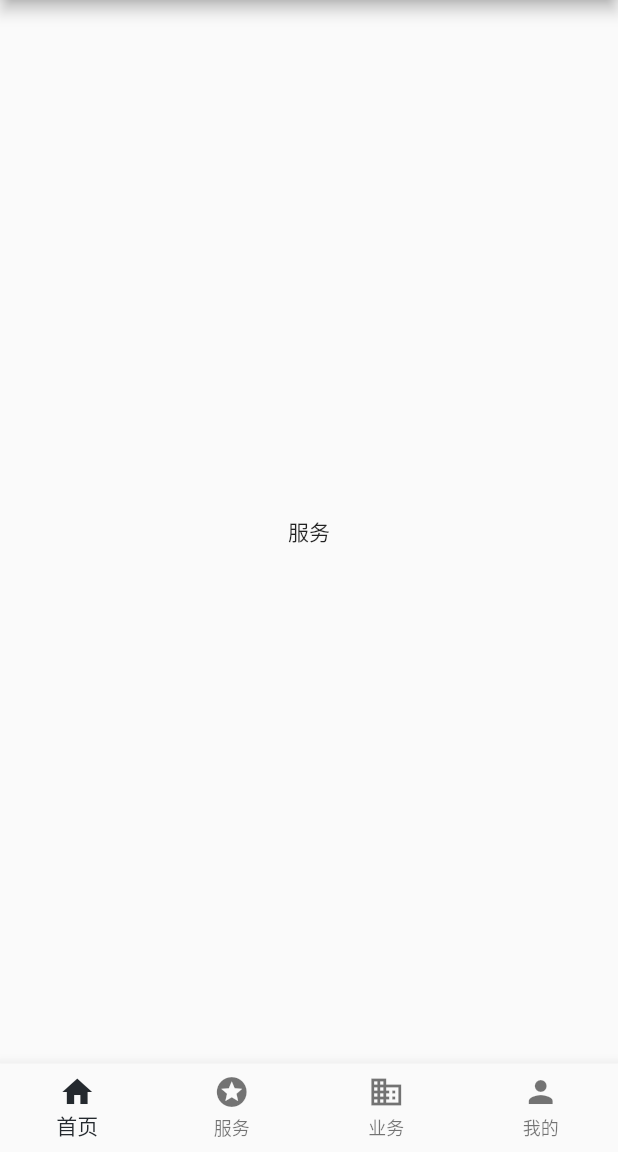
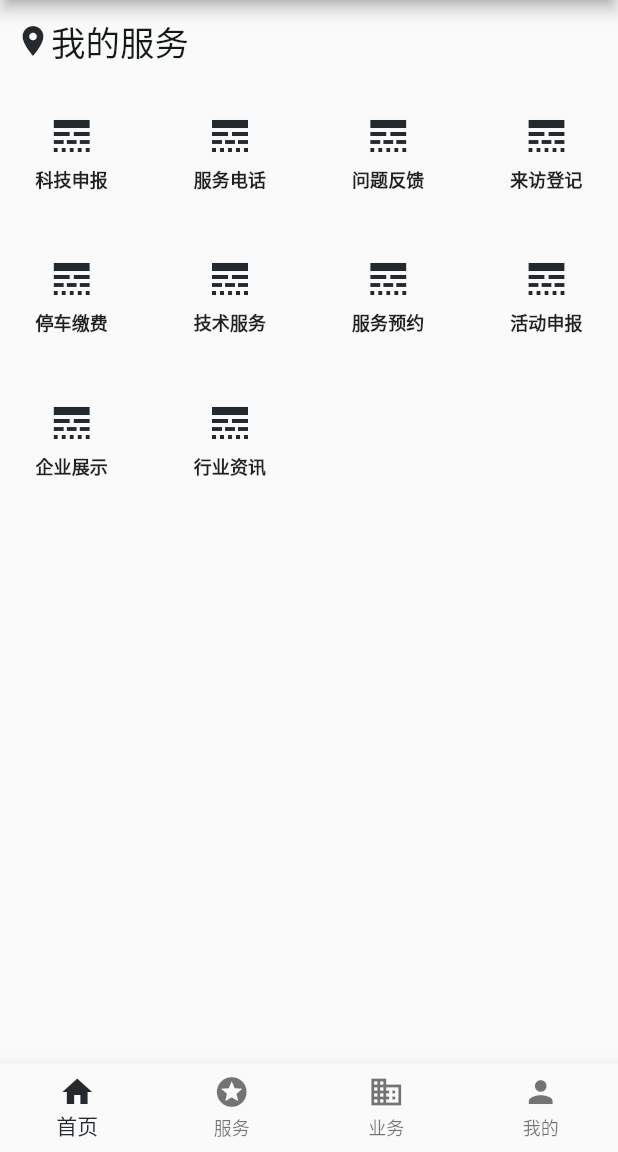
Before and after one commit to bp1907/wanma_huitong, a Flutter app: the App screen opened by its route, swiped to page 2, on a phone screen of 412 x 824 dp, the part 84-1236 px from its top. Run offline on Flutter 3.47's test engine with Material 2 defaults, Android fonts, the phone set to English and light mode, and no system bars; our stand-ins replace connectivity, dio, event_bus, flutter_redux, flutter_spinkit, flutter_swiper and 5 more; accounts and stored records are empty; network calls fail.

Commit message:
服务页面添加，app整体异常处理

```diff
--- a/lib/page/service_page.dart
+++ b/lib/page/service_page.dart
@@ -1,10 +1,62 @@
 import 'package:flutter/material.dart';
+import 'package:wanma_huitong/common/style/wm_style.dart';
+import 'package:wanma_huitong/widget/grid_item.dart';
 
 class ServicePage extends StatelessWidget {
   @override
   Widget build(BuildContext context) {
-    return Center(
-      child: Text('服务'),
+    return Container(
+      child: Column(
+        crossAxisAlignment: CrossAxisAlignment.start,
+        children: <Widget>[
+          Container(
+            margin: EdgeInsets.all(10),
+            child: Row(
+              children: <Widget>[
+                Icon(Icons.place, color: Theme.of(context).primaryColor,),
+                Text('我的服务', style: WMConstant.bigText,)
+              ],
+            ),
+          ),
+          Expanded(
+            child: GridView(
+              gridDelegate: SliverGridDelegateWithMaxCrossAxisExtent(
+                  maxCrossAxisExtent: 100,
+                  crossAxisSpacing: 10
+              ),
+              children: _getServiceItems(),
+            ),
+          ),
+        ],
+      ),
     );
   }
+
+  final  List _data = [
+    {'title':'科技申报'},
+    {'title':'服务电话'},
+    {'title':'问题反馈'},
+    {'title':'来访登记'},
+    {'title':'停车缴费'},
+    {'title':'技术服务'},
+    {'title':'服务预约'},
+    {'title':'活动申报'},
+    {'title':'企业展示'},
+    {'title':'行业资讯'},
+  ];
+
+  final _items = <Widget>[];
+
+  List<Widget> _getServiceItems() {
+
+    for(int i = 0; i<_data.length; i++) {
+      var _item = GridItemWidget(
+        text: _data[i]['title'],
+        functionName: null,
+        mid: null,
+      );
+      _items.add(_item);
+    }
+    return _items;
+  }
 }
--- a/lib/page/wuxi/wx_home_page.dart
+++ b/lib/page/wuxi/wx_home_page.dart
@@ -36,6 +36,7 @@ class _WXHomePageState extends State<WXHomePage> {
 
   @override
   void initState() {
+    super.initState();
     _futureStr = _getWXItem();
   }
 
--- a/lib/widget/grid_item.dart
+++ b/lib/widget/grid_item.dart
@@ -20,10 +20,8 @@ class GridItemWidget extends StatelessWidget {
             NavigatorUtils.goHomeWuXi(context,mid);
             break;
           case 'goHomeGZ':
-            Scaffold.of(context).showSnackBar(SnackBar(content: Text('暂未开通')));
             break;
           case 'goHomeCQ':
-            Scaffold.of(context).showSnackBar(SnackBar(content: Text('暂未开通')));
             break;
           case 'goFirstBubbleList':
             NavigatorUtils.goFirstBubbleList(context,mid);
@@ -41,6 +39,7 @@ class GridItemWidget extends StatelessWidget {
             NavigatorUtils.goPackingDensityList(context);
             break;
           default:
+            Scaffold.of(context).showSnackBar(SnackBar(content: Text('暂未开通')));
             break;
         }
       },
--- a/lib/widget/home_drawer.dart
+++ b/lib/widget/home_drawer.dart
@@ -110,7 +110,10 @@ class HomeDrawer extends StatelessWidget {
                             ),
                             accountEmail: Text('流程与IT中心', style: WMConstant.middleTextWhite,),
                             currentAccountPicture: GestureDetector(
-                              onTap: (){},
+                              onTap: (){
+                                //跳转到我的页面
+//                                NavigatorUtils.goMyPage(context);
+                              },
                               child: CircleAvatar(
                                 backgroundImage: store.state.userInfo.image == null ? AssetImage('images/logo.png') : FileImage(File(store.state.userInfo.image)),
                               ),
```
Also changed, not shown: lib/common/utils/navigator_utils.dart (+10 -0 lines), lib/main.dart (+26 -1 lines).
